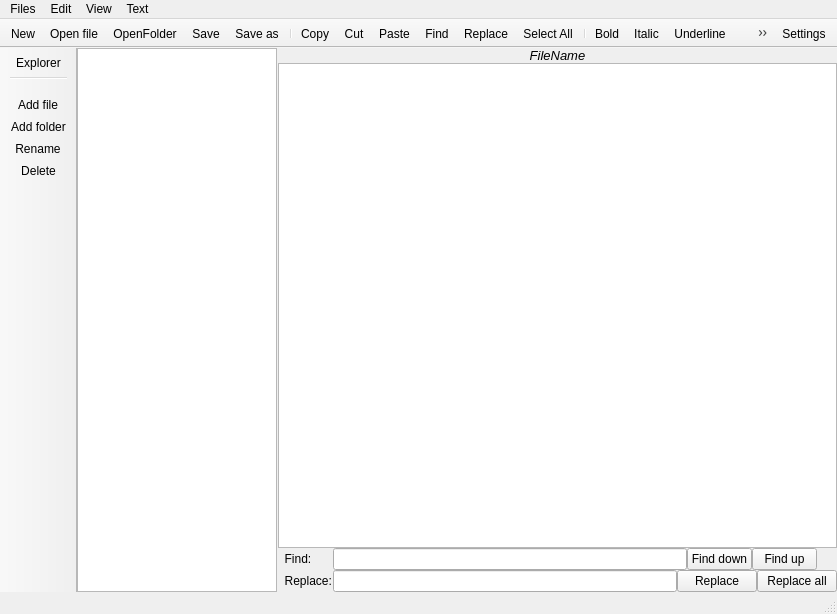
The window that mainwindow.ui (vorobeyka/TextEditor) describes before a commit, drawn with Qt 5.
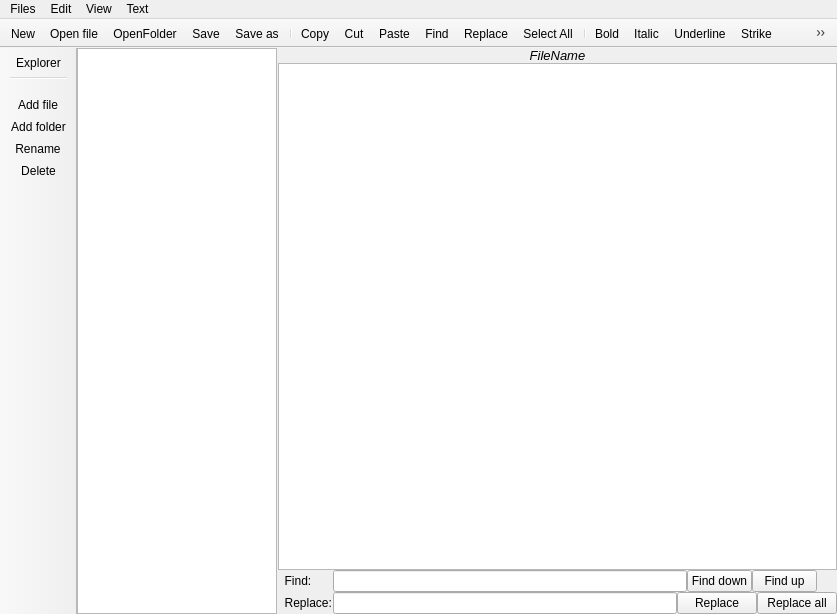
The same window after the commit. Icons and pictures are not drawn.

Patch:
```diff
--- a/mainwindow.ui
+++ b/mainwindow.ui
@@ -346,450 +346,6 @@
    <addaction name="menuView"/>
    <addaction name="menuText"/>
   </widget>
-  <widget class="QStatusBar" name="statusbar">
-   <property name="palette">
-    <palette>
-     <active>
-      <colorrole role="WindowText">
-       <brush brushstyle="SolidPattern">
-        <color alpha="255">
-         <red>255</red>
-         <green>255</green>
-         <blue>255</blue>
-        </color>
-       </brush>
-      </colorrole>
-      <colorrole role="Button">
-       <brush brushstyle="SolidPattern">
-        <color alpha="255">
-         <red>86</red>
-         <green>86</green>
-         <blue>86</blue>
-        </color>
-       </brush>
-      </colorrole>
-      <colorrole role="Light">
-       <brush brushstyle="SolidPattern">
-        <color alpha="255">
-         <red>129</red>
-         <green>129</green>
-         <blue>129</blue>
-        </color>
-       </brush>
-      </colorrole>
-      <colorrole role="Midlight">
-       <brush brushstyle="SolidPattern">
-        <color alpha="255">
-         <red>107</red>
-         <green>107</green>
-         <blue>107</blue>
-        </color>
-       </brush>
-      </colorrole>
-      <colorrole role="Dark">
-       <brush brushstyle="SolidPattern">
-        <color alpha="255">
-         <red>43</red>
-         <green>43</green>
-         <blue>43</blue>
-        </color>
-       </brush>
-      </colorrole>
-      <colorrole role="Mid">
-       <brush brushstyle="SolidPattern">
-        <color alpha="255">
-         <red>57</red>
-         <green>57</green>
-         <blue>57</blue>
-        </color>
-       </brush>
-      </colorrole>
-      <colorrole role="Text">
-       <brush brushstyle="SolidPattern">
-        <color alpha="255">
-         <red>255</red>
-         <green>255</green>
-         <blue>255</blue>
-        </color>
-       </brush>
-      </colorrole>
-      <colorrole role="BrightText">
-       <brush brushstyle="SolidPattern">
-        <color alpha="255">
-         <red>255</red>
-         <green>255</green>
-         <blue>255</blue>
-        </color>
-       </brush>
-      </colorrole>
-      <colorrole role="ButtonText">
-       <brush brushstyle="SolidPattern">
-        <color alpha="255">
-         <red>255</red>
-         <green>255</green>
-         <blue>255</blue>
-        </color>
-       </brush>
-      </colorrole>
-      <colorrole role="Base">
-       <brush brushstyle="SolidPattern">
-        <color alpha="255">
-         <red>0</red>
-         <green>0</green>
-         <blue>0</blue>
-        </color>
-       </brush>
-      </colorrole>
-      <colorrole role="Window">
-       <brush brushstyle="SolidPattern">
-        <color alpha="255">
-         <red>86</red>
-         <green>86</green>
-         <blue>86</blue>
-        </color>
-       </brush>
-      </colorrole>
-      <colorrole role="Shadow">
-       <brush brushstyle="SolidPattern">
-        <color alpha="255">
-         <red>0</red>
-         <green>0</green>
-         <blue>0</blue>
-        </color>
-       </brush>
-      </colorrole>
-      <colorrole role="AlternateBase">
-       <brush brushstyle="SolidPattern">
-        <color alpha="255">
-         <red>43</red>
-         <green>43</green>
-         <blue>43</blue>
-        </color>
-       </brush>
-      </colorrole>
-      <colorrole role="ToolTipBase">
-       <brush brushstyle="SolidPattern">
-        <color alpha="255">
-         <red>255</red>
-         <green>255</green>
-         <blue>220</blue>
-        </color>
-       </brush>
-      </colorrole>
-      <colorrole role="ToolTipText">
-       <brush brushstyle="SolidPattern">
-        <color alpha="255">
-         <red>0</red>
-         <green>0</green>
-         <blue>0</blue>
-        </color>
-       </brush>
-      </colorrole>
-      <colorrole role="PlaceholderText">
-       <brush brushstyle="SolidPattern">
-        <color alpha="128">
-         <red>255</red>
-         <green>255</green>
-         <blue>255</blue>
-        </color>
-       </brush>
-      </colorrole>
-     </active>
-     <inactive>
-      <colorrole role="WindowText">
-       <brush brushstyle="SolidPattern">
-        <color alpha="255">
-         <red>255</red>
-         <green>255</green>
-         <blue>255</blue>
-        </color>
-       </brush>
-      </colorrole>
-      <colorrole role="Button">
-       <brush brushstyle="SolidPattern">
-        <color alpha="255">
-         <red>86</red>
-         <green>86</green>
-         <blue>86</blue>
-        </color>
-       </brush>
-      </colorrole>
-      <colorrole role="Light">
-       <brush brushstyle="SolidPattern">
-        <color alpha="255">
-         <red>129</red>
-         <green>129</green>
-         <blue>129</blue>
-        </color>
-       </brush>
-      </colorrole>
-      <colorrole role="Midlight">
-       <brush brushstyle="SolidPattern">
-        <color alpha="255">
-         <red>107</red>
-         <green>107</green>
-         <blue>107</blue>
-        </color>
-       </brush>
-      </colorrole>
-      <colorrole role="Dark">
-       <brush brushstyle="SolidPattern">
-        <color alpha="255">
-         <red>43</red>
-         <green>43</green>
-         <blue>43</blue>
-        </color>
-       </brush>
-      </colorrole>
-      <colorrole role="Mid">
-       <brush brushstyle="SolidPattern">
-        <color alpha="255">
-         <red>57</red>
-         <green>57</green>
-         <blue>57</blue>
-        </color>
-       </brush>
-      </colorrole>
-      <colorrole role="Text">
-       <brush brushstyle="SolidPattern">
-        <color alpha="255">
-         <red>255</red>
-         <green>255</green>
-         <blue>255</blue>
-        </color>
-       </brush>
-      </colorrole>
-      <colorrole role="BrightText">
-       <brush brushstyle="SolidPattern">
-        <color alpha="255">
-         <red>255</red>
-         <green>255</green>
-         <blue>255</blue>
-        </color>
-       </brush>
-      </colorrole>
-      <colorrole role="ButtonText">
-       <brush brushstyle="SolidPattern">
-        <color alpha="255">
-         <red>255</red>
-         <green>255</green>
-         <blue>255</blue>
-        </color>
-       </brush>
-      </colorrole>
-      <colorrole role="Base">
-       <brush brushstyle="SolidPattern">
-        <color alpha="255">
-         <red>0</red>
-         <green>0</green>
-         <blue>0</blue>
-        </color>
-       </brush>
-      </colorrole>
-      <colorrole role="Window">
-       <brush brushstyle="SolidPattern">
-        <color alpha="255">
-         <red>86</red>
-         <green>86</green>
-         <blue>86</blue>
-        </color>
-       </brush>
-      </colorrole>
-      <colorrole role="Shadow">
-       <brush brushstyle="SolidPattern">
-        <color alpha="255">
-         <red>0</red>
-         <green>0</green>
-         <blue>0</blue>
-        </color>
-       </brush>
-      </colorrole>
-      <colorrole role="AlternateBase">
-       <brush brushstyle="SolidPattern">
-        <color alpha="255">
-         <red>43</red>
-         <green>43</green>
-         <blue>43</blue>
-        </color>
-       </brush>
-      </colorrole>
-      <colorrole role="ToolTipBase">
-       <brush brushstyle="SolidPattern">
-        <color alpha="255">
-         <red>255</red>
-         <green>255</green>
-         <blue>220</blue>
-        </color>
-       </brush>
-      </colorrole>
-      <colorrole role="ToolTipText">
-       <brush brushstyle="SolidPattern">
-        <color alpha="255">
-         <red>0</red>
-         <green>0</green>
-         <blue>0</blue>
-        </color>
-       </brush>
-      </colorrole>
-      <colorrole role="PlaceholderText">
-       <brush brushstyle="SolidPattern">
-        <color alpha="128">
-         <red>255</red>
-         <green>255</green>
-         <blue>255</blue>
-        </color>
-       </brush>
-      </colorrole>
-     </inactive>
-     <disabled>
-      <colorrole role="WindowText">
-       <brush brushstyle="SolidPattern">
-        <color alpha="255">
-         <red>43</red>
-         <green>43</green>
-         <blue>43</blue>
-        </color>
-       </brush>
-      </colorrole>
-      <colorrole role="Button">
-       <brush brushstyle="SolidPattern">
-        <color alpha="255">
-         <red>86</red>
-         <green>86</green>
-         <blue>86</blue>
-        </color>
-       </brush>
-      </colorrole>
-      <colorrole role="Light">
-       <brush brushstyle="SolidPattern">
-        <color alpha="255">
-         <red>129</red>
-         <green>129</green>
-         <blue>129</blue>
-        </color>
-       </brush>
-      </colorrole>
-      <colorrole role="Midlight">
-       <brush brushstyle="SolidPattern">
-        <color alpha="255">
-         <red>107</red>
-         <green>107</green>
-         <blue>107</blue>
-        </color>
-       </brush>
-      </colorrole>
-      <colorrole role="Dark">
-       <brush brushstyle="SolidPattern">
-        <color alpha="255">
-         <red>43</red>
-         <green>43</green>
-         <blue>43</blue>
-        </color>
-       </brush>
-      </colorrole>
-      <colorrole role="Mid">
-       <brush brushstyle="SolidPattern">
-        <color alpha="255">
-         <red>57</red>
-         <green>57</green>
-         <blue>57</blue>
-        </color>
-       </brush>
-      </colorrole>
-      <colorrole role="Text">
-       <brush brushstyle="SolidPattern">
-        <color alpha="255">
-         <red>43</red>
-         <green>43</green>
-         <blue>43</blue>
-        </color>
-       </brush>
-      </colorrole>
-      <colorrole role="BrightText">
-       <brush brushstyle="SolidPattern">
-        <color alpha="255">
-         <red>255</red>
-         <green>255</green>
-         <blue>255</blue>
-        </color>
-       </brush>
-      </colorrole>
-      <colorrole role="ButtonText">
-       <brush brushstyle="SolidPattern">
-        <color alpha="255">
-         <red>43</red>
-         <green>43</green>
-         <blue>43</blue>
-        </color>
-       </brush>
-      </colorrole>
-      <colorrole role="Base">
-       <brush brushstyle="SolidPattern">
-        <color alpha="255">
-         <red>86</red>
-         <green>86</green>
-         <blue>86</blue>
-        </color>
-       </brush>
-      </colorrole>
-      <colorrole role="Window">
-       <brush brushstyle="SolidPattern">
-        <color alpha="255">
-         <red>86</red>
-         <green>86</green>
-         <blue>86</blue>
-        </color>
-       </brush>
-      </colorrole>
-      <colorrole role="Shadow">
-       <brush brushstyle="SolidPattern">
-        <color alpha="255">
-         <red>0</red>
-         <green>0</green>
-         <blue>0</blue>
-        </color>
-       </brush>
-      </colorrole>
-      <colorrole role="AlternateBase">
-       <brush brushstyle="SolidPattern">
-        <color alpha="255">
-         <red>86</red>
-         <green>86</green>
-         <blue>86</blue>
-        </color>
-       </brush>
-      </colorrole>
-      <colorrole role="ToolTipBase">
-       <brush brushstyle="SolidPattern">
-        <color alpha="255">
-         <red>255</red>
-         <green>255</green>
-         <blue>220</blue>
-        </color>
-       </brush>
-      </colorrole>
-      <colorrole role="ToolTipText">
-       <brush brushstyle="SolidPattern">
-        <color alpha="255">
-         <red>0</red>
-         <green>0</green>
-         <blue>0</blue>
-        </color>
-       </brush>
-      </colorrole>
-      <colorrole role="PlaceholderText">
-       <brush brushstyle="SolidPattern">
-        <color alpha="128">
-         <red>255</red>
-         <green>255</green>
-         <blue>255</blue>
-        </color>
-       </brush>
-      </colorrole>
-     </disabled>
-    </palette>
-   </property>
-  </widget>
   <widget class="QToolBar" name="toolBar">
    <property name="windowTitle">
     <string>toolBar</string>
@@ -883,7 +439,6 @@
    <attribute name="toolBarBreak">
     <bool>false</bool>
    </attribute>
-   <addaction name="actionSettings"/>
   </widget>
   <action name="actionNew">
    <property name="icon">
@@ -1308,21 +863,6 @@
     <string>Del</string>
    </property>
   </action>
-  <action name="actionSettings">
-   <property name="icon">
-    <iconset resource="resources.qrc">
-     <normaloff>:/files/images/settings.png</normaloff>:/files/images/settings.png</iconset>
-   </property>
-   <property name="text">
-    <string>Settings</string>
-   </property>
-   <property name="toolTip">
-    <string>Settings (Ctrl + P)</string>
-   </property>
-   <property name="shortcut">
-    <string>Ctrl+P</string>
-   </property>
-  </action>
  </widget>
  <resources>
   <include location="resources.qrc"/>
```
